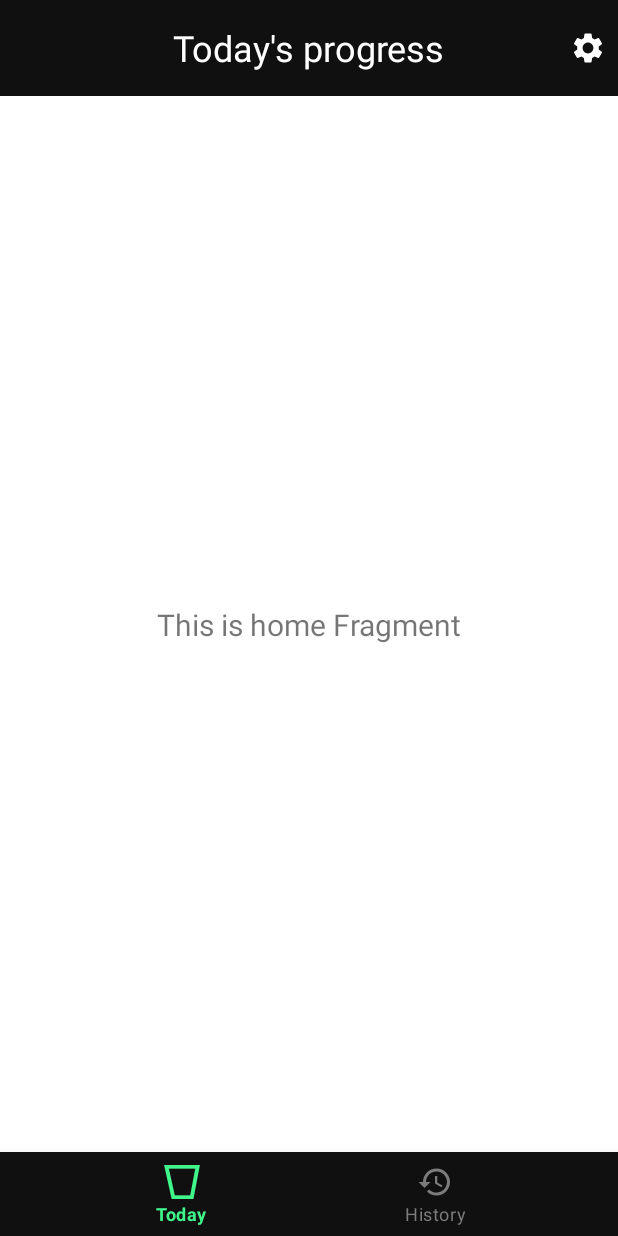
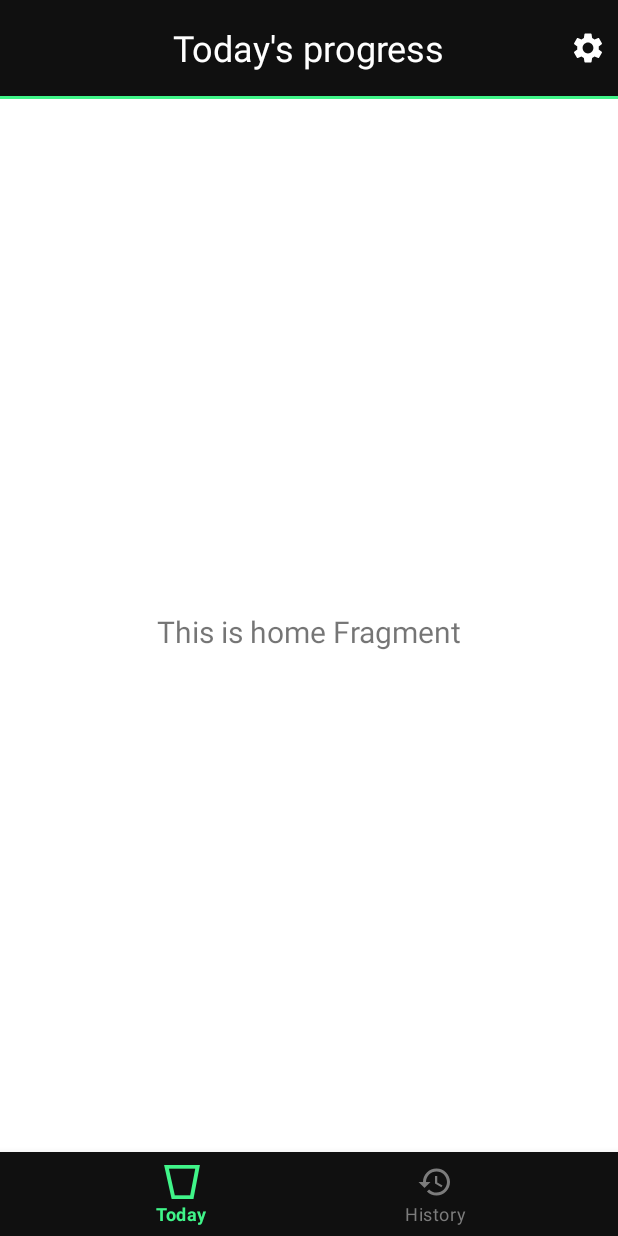
Before and after one commit to gergo225/hydration-app, an Android app: the screen it shows after launch (MainActivity), on a phone screen of 412 x 824 dp. Run offline under Robolectric (Android 15) with nearby library versions, the phone set to English and light mode, and no system bars; our stand-ins replace navigation-ui.

Commit message:
Add green accent line below appbar

```diff
--- a/app/src/main/res/layout/activity_main.xml
+++ b/app/src/main/res/layout/activity_main.xml
@@ -9,7 +9,7 @@
     <androidx.appcompat.widget.Toolbar
         android:id="@+id/custom_toolbar"
         android:layout_width="match_parent"
-        android:layout_height="64dp"
+        android:layout_height="@dimen/toolbar_height"
         android:background="@color/black"
         android:theme="@style/ThemeOverlay.AppCompat.ActionBar"
         app:layout_constraintLeft_toLeftOf="parent"
@@ -36,6 +36,15 @@
 
     </androidx.appcompat.widget.Toolbar>
 
+    <View
+        android:id="@+id/toolbar_accent_line"
+        android:layout_width="match_parent"
+        android:layout_height="@dimen/toolbar_accent_line_thickness"
+        android:background="@color/green"
+        app:layout_constraintLeft_toLeftOf="parent"
+        app:layout_constraintRight_toRightOf="parent"
+        app:layout_constraintTop_toBottomOf="@id/custom_toolbar" />
+
     <com.google.android.material.bottomnavigation.BottomNavigationView
         android:id="@+id/nav_view"
         android:layout_width="0dp"
@@ -51,12 +60,12 @@
         android:id="@+id/nav_host_fragment_activity_main"
         android:name="androidx.navigation.fragment.NavHostFragment"
         android:layout_width="match_parent"
-        android:layout_height="match_parent"
+        android:layout_height="0dp"
         app:defaultNavHost="true"
         app:layout_constraintBottom_toTopOf="@id/nav_view"
         app:layout_constraintLeft_toLeftOf="parent"
         app:layout_constraintRight_toRightOf="parent"
-        app:layout_constraintTop_toTopOf="parent"
+        app:layout_constraintTop_toBottomOf="@id/toolbar_accent_line"
         app:navGraph="@navigation/mobile_navigation" />
 
 </androidx.constraintlayout.widget.ConstraintLayout>
--- a/app/src/main/res/values/dimens.xml
+++ b/app/src/main/res/values/dimens.xml
@@ -14,5 +14,6 @@
     <dimen name="glass_percentage_font_size">36pt</dimen>
     <dimen name="goal_container_font_size">36pt</dimen>
     <dimen name="daily_hydration_history_font_size">18pt</dimen>
-    <dimen name="toolbar_accent_line_thickness">4sp</dimen>
+    <dimen name="toolbar_accent_line_thickness">2dp</dimen>
+    <dimen name="toolbar_height">64dp</dimen>
 </resources>
```
